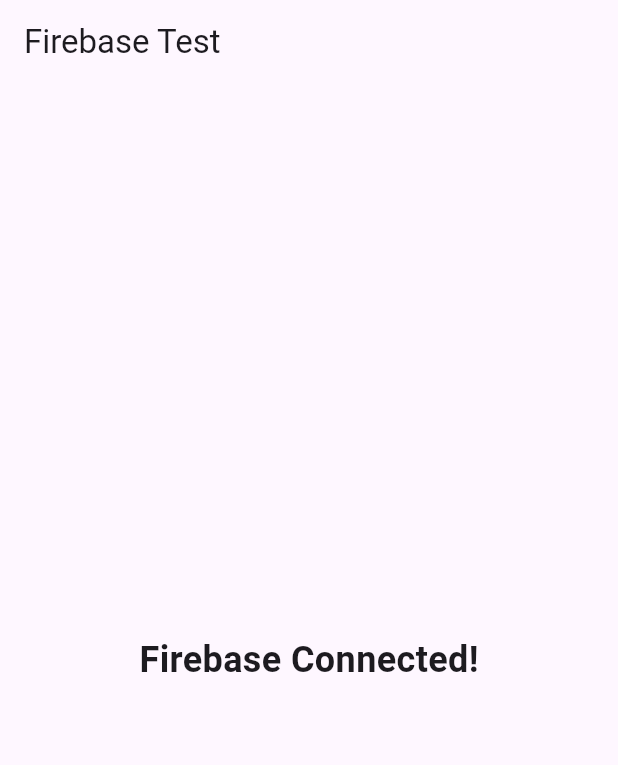
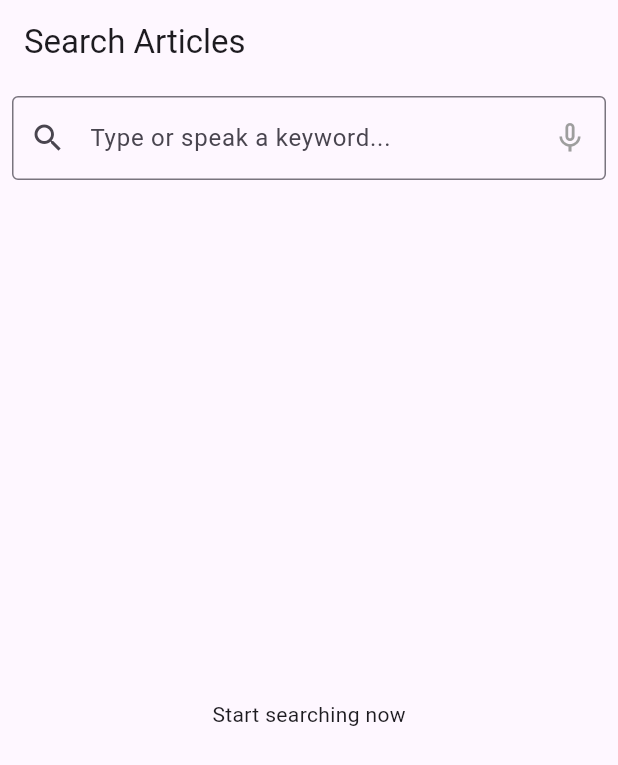
Before and after one commit to MJZ98/AggriApp, a Flutter app: the screen it shows after launch, on a phone screen of 412 x 824 dp. Shown: the top 765 px of the screen. Run offline on Flutter 3.47's test engine with Material 3 defaults, Android fonts, the light colour scheme and no system bars; our stand-ins replace cloud_firestore, firebase_core, speech_to_text; accounts and stored records are empty.

Commit message:
after testing flutter file and firebase file

```diff
--- a/lib/main.dart
+++ b/lib/main.dart
@@ -1,13 +1,12 @@
-// main.dart
-
 import 'package:flutter/material.dart';
 import 'package:firebase_core/firebase_core.dart';
 import 'firebase_options.dart'; // Generated by FlutterFire CLI
+import 'search_page.dart';
 
 void main() async {
-  WidgetsFlutterBinding.ensureInitialized(); // Ensure Flutter binding is initialized
+  WidgetsFlutterBinding.ensureInitialized();
   await Firebase.initializeApp(
-    options: DefaultFirebaseOptions.currentPlatform, // Initialize Firebase with platform options
+    options: DefaultFirebaseOptions.currentPlatform,
   );
   runApp(const MyApp());
 }
@@ -19,30 +18,8 @@
   Widget build(BuildContext context) {
     return MaterialApp(
       title: 'Agricultural Guide App',
-      theme: ThemeData(
-        primarySwatch: Colors.green, // Main color theme
-      ),
-      home: const FirebaseTestPage(),
+      theme: ThemeData(primarySwatch: Colors.green),
+      home: const SearchPage(),
     );
   }
 }
-
-// A simple page to test Firebase connection
-class FirebaseTestPage extends StatelessWidget {
-  const FirebaseTestPage({super.key});
-
-  @override
-  Widget build(BuildContext context) {
-    return Scaffold(
-      appBar: AppBar(
-        title: const Text('Firebase Test'),
-      ),
-      body: const Center(
-        child: Text(
-          'Firebase Connected!', // Confirmation message
-          style: TextStyle(fontSize: 24, fontWeight: FontWeight.bold),
-        ),
-      ),
-    );
-  }
-}
--- /dev/null
+++ b/lib/search_page.dart
@@ -0,0 +1,138 @@
+import 'package:flutter/material.dart';
+import 'package:cloud_firestore/cloud_firestore.dart';
+import 'package:speech_to_text/speech_to_text.dart' as stt;
+import 'article_page.dart';
+
+class SearchPage extends StatefulWidget {
+  const SearchPage({super.key});
+
+  @override
+  _SearchPageState createState() => _SearchPageState();
+}
+
+class _SearchPageState extends State<SearchPage> {
+  final TextEditingController _controller = TextEditingController();
+  late stt.SpeechToText _speech;
+  bool _isListening = false;
+  bool _isSpeechAvailable = false;
+  String _searchQuery = '';
+
+  @override
+  void initState() {
+    super.initState();
+    _speech = stt.SpeechToText();
+    _initSpeech();
+  }
+
+  void _initSpeech() async {
+    _isSpeechAvailable = await _speech.initialize(
+      onStatus: (status) {
+        if (status == 'done' || status == 'notListening') {
+          setState(() => _isListening = false);
+        }
+      },
+      onError: (error) {
+        setState(() => _isListening = false);
+      },
+    );
+    if (!_isSpeechAvailable) {
+      ScaffoldMessenger.of(context).showSnackBar(
+        const SnackBar(content: Text('Microphone not available')),
+      );
+    }
+    setState(() {});
+  }
+
+  void _startListening() async {
+    if (!_isSpeechAvailable || _isListening) return;
+
+    setState(() => _isListening = true);
+    await _speech.listen(
+      onResult: (result) {
+        if (result.finalResult) {
+          setState(() {
+            _searchQuery = result.recognizedWords.toLowerCase();
+            _controller.text = _searchQuery;
+          });
+        }
+      },
+      localeId: 'ar_SA', // or 'en_US'
+      listenFor: const Duration(seconds: 10),
+    );
+  }
+
+  void _stopListening() async {
+    await _speech.stop();
+    setState(() => _isListening = false);
+  }
+
+  @override
+  void dispose() {
+    _controller.dispose();
+    _speech.stop();
+    super.dispose();
+  }
+
+  @override
+  Widget build(BuildContext context) {
+    return Scaffold(
+      appBar: AppBar(title: const Text('Search Articles')),
+      body: Column(
+        children: [
+          Padding(
+            padding: const EdgeInsets.all(8.0),
+            child: TextField(
+              controller: _controller,
+              onChanged: (value) => setState(() => _searchQuery = value.toLowerCase()),
+              decoration: InputDecoration(
+                hintText: 'Type or speak a keyword...',
+                prefixIcon: const Icon(Icons.search),
+                suffixIcon: IconButton(
+                  icon: Icon(_isListening ? Icons.mic : Icons.mic_none,
+                      color: _isListening ? Colors.red : Colors.grey),
+                  onPressed: _isListening ? _stopListening : _startListening,
+                ),
+                border: const OutlineInputBorder(),
+              ),
+            ),
+          ),
+          Expanded(
+            child: _searchQuery.isEmpty
+                ? const Center(child: Text('Start searching now'))
+                : StreamBuilder<QuerySnapshot>(
+              stream: FirebaseFirestore.instance
+                  .collection('articles')
+                  .where('keywords', arrayContains: _searchQuery)
+                  .snapshots(),
+              builder: (context, snapshot) {
+                if (snapshot.connectionState == ConnectionState.waiting) {
+                  return const Center(child: CircularProgressIndicator());
+                }
+                if (!snapshot.hasData || snapshot.data!.docs.isEmpty) {
+                  return const Center(child: Text('No results found'));
+                }
+                return ListView(
+                  children: snapshot.data!.docs.map((doc) {
+                    return Card(
+                      margin: const EdgeInsets.symmetric(vertical: 4.0, horizontal: 8.0),
+                      child: ListTile(
+                        title: Text(doc['title'] ?? ''),
+                        subtitle: Text(doc['content'] ?? '', maxLines: 1, overflow: TextOverflow.ellipsis),
+                        onTap: () => Navigator.push(
+                          context,
+                          MaterialPageRoute(
+                            builder: (_) => ArticlePage(title: doc['title'], content: doc['content']),
+                          ),
+                        ),
+                      ),
+                    );
+                  }).toList(),
+                );
+              },
+            ),
+          ),
+        ],
+      ),
+    );
+  }
+}
--- a/pubspec.yaml
+++ b/pubspec.yaml
@@ -38,7 +38,9 @@
 dev_dependencies:
   flutter_test:
     sdk: flutter
-  firebase_core: ^2.24.0
+  firebase_core: ^2.32.0
+  cloud_firestore: ^4.7.0
+  speech_to_text: ^5.6.0
   # The "flutter_lints" package below contains a set of recommended lints to
   # encourage good coding practices. The lint set provided by the package is
   # activated in the `analysis_options.yaml` file located at the root of your
```
Also changed, not shown: lib/article_page.dart (added, +21 -0 lines), pubspec.lock, 4 other files.
